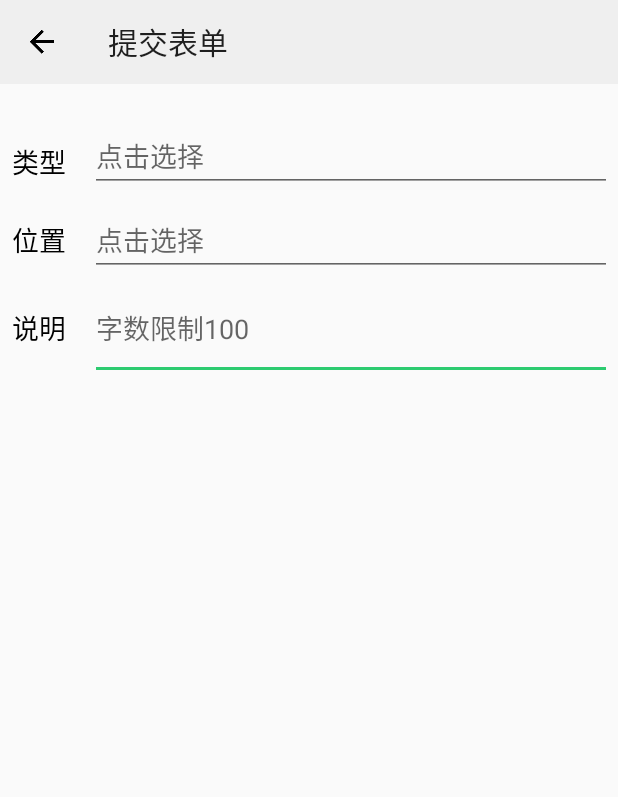
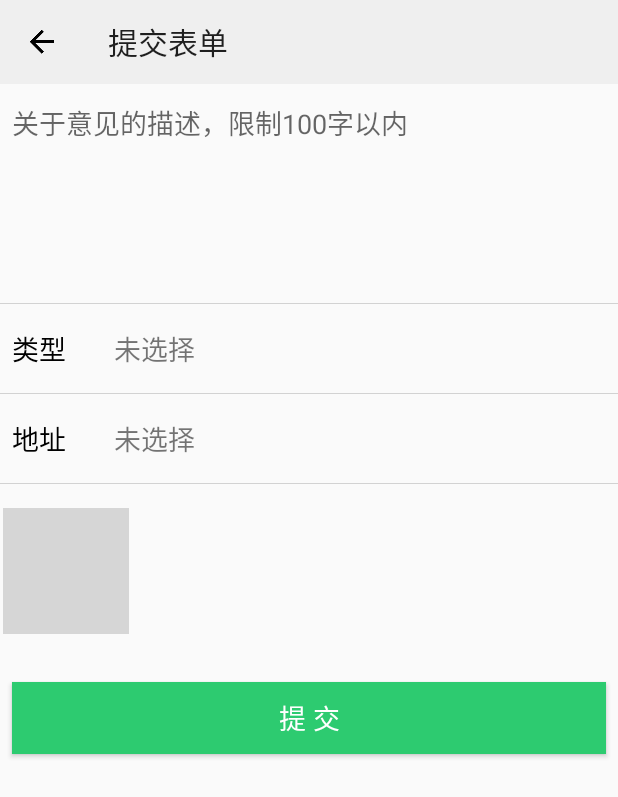
Before and after one commit to aaa205/MOCS, an Android app: the FormActivity screen opened directly, with no data from a screen before it, on a phone screen of 412 x 824 dp. Shown: the top 797 px of the screen. Run offline under Robolectric (Android 15) with nearby library versions, the phone set to English and light mode, and no system bars; our stand-ins replace ButterKnife; pictures from the network do not load; grey boxes are pictures that could not be loaded.

Commit message:
美化了提交表单界面

```diff
--- a/app/build.gradle
+++ b/app/build.gradle
@@ -58,4 +58,5 @@ dependencies {
     implementation files('libs/open_sdk_r6019_lite.jar')
     implementation 'com.squareup.okhttp3:okhttp:4.0.1'
     implementation 'com.android.support:gridlayout-v7:28.0.0'
+
 }
--- a/app/src/main/java/com/mocs/login/controller/LoginActivity.java
+++ b/app/src/main/java/com/mocs/login/controller/LoginActivity.java
@@ -141,7 +141,7 @@ public class LoginActivity extends AppCompatActivity {
                                 user.setId(id);
                                 user.setNickname(nickName);
                                 user.setAccessToken(accessToken);
-                                intent.putExtra("local_user",user);//传入用户信息
+                                intent.putExtra("local_user",user);//传入用户类
                                 startActivity(intent);
                                 setLoadingBarVisibility(false);
                                 finish();
--- /dev/null
+++ b/app/src/main/java/com/mocs/record/adapter/ImageGridAdapter.java
@@ -0,0 +1,102 @@
+package com.mocs.record.adapter;
+
+import android.content.Context;
+import android.view.LayoutInflater;
+import android.view.View;
+import android.view.ViewGroup;
+import android.widget.BaseAdapter;
+import android.widget.ImageView;
+
+import com.bumptech.glide.Glide;
+import com.mocs.R;
+
+import java.util.List;
+
+/**
+ * FormActivity中展示图片的适配器
+ */
+public class ImageGridAdapter extends BaseAdapter {
+    private Context mContext;
+    private List<String> mPathList;
+    private LayoutInflater mInflater;
+    private int mMaxSelected;//最大可选择数
+
+    public ImageGridAdapter(Context Context, List<String> pathList,int MaxSelected) {
+        this.mContext =Context;
+        this.mMaxSelected = MaxSelected;
+        this.mPathList=pathList;
+        mInflater=LayoutInflater.from(mContext);
+    }
+
+    /**
+     * 当图片没满时要多1显示加号，满了后不显示加号
+     * @return
+     */
+    @Override
+    public int getCount() {
+        int count= mPathList ==null?1: mPathList.size()+1;
+        if (count>mMaxSelected)
+            return mPathList.size();
+        else
+            return count;
+    }
+
+    /**
+     * 返回指定图片的url
+     * @param i
+     * @return
+     */
+    @Override
+    public String getItem(int i) {
+        return mPathList.get(i);
+    }
+
+    @Override
+    public long getItemId(int i) {
+        return i;
+    }
+
+    /**
+     * 加载图片
+     * @param i
+     * @param view
+     * @param viewGroup
+     * @return
+     */
+    @Override
+    public View getView(int i, View view, ViewGroup viewGroup) {
+        view=mInflater.inflate(R.layout.item_image_grid,viewGroup,false);
+        ImageView imageView=view.findViewById(R.id.item_img_grid);
+        if (i< mPathList.size()){
+            //+号前的图
+            String imgUrl= mPathList.get(i);
+            Glide.with(mContext).load(imgUrl).into(imageView);
+        }else
+            imageView.setImageResource(R.drawable.ic_add_box_grey_400_48dp);
+        return view;
+    }
+
+    /**
+     * 还能添加多少图
+     * @return
+     */
+    public int getRemainder(){
+        return mMaxSelected- mPathList.size();
+    }
+
+    public int getMaxSelected() {
+        return mMaxSelected;
+    }
+
+    public void setMaxSelected(int MaxSelected) {
+        this.mMaxSelected = MaxSelected;
+    }
+
+    public List<String> getPathList() {
+        return mPathList;
+    }
+
+    public void setPathList(List<String> PathList) {
+        this.mPathList = PathList;
+    }
+}
--- a/app/src/main/java/com/mocs/record/adapter/RecordAdapter.java
+++ b/app/src/main/java/com/mocs/record/adapter/RecordAdapter.java
@@ -1,6 +1,5 @@
 package com.mocs.record.adapter;
 
-import android.content.Context;
 import android.support.annotation.NonNull;
 import android.support.v7.widget.RecyclerView;
 import android.view.LayoutInflater;
--- a/app/src/main/java/com/mocs/record/controller/FormActivity.java
+++ b/app/src/main/java/com/mocs/record/controller/FormActivity.java
@@ -2,14 +2,79 @@ package com.mocs.record.controller;
 
 import android.support.v7.app.AppCompatActivity;
 import android.os.Bundle;
+import android.widget.Button;
+import android.widget.EditText;
+import android.widget.GridLayout;
+import android.widget.GridView;
+import android.widget.LinearLayout;
+import android.widget.TextView;
+import android.widget.Toast;
+import android.widget.Toolbar;
 
 import com.mocs.R;
+import com.mocs.record.adapter.ImageGridAdapter;
 
+import java.util.ArrayList;
+
+import butterknife.BindView;
+import butterknife.ButterKnife;
+
+/**
+ * 美化了提交表单的界面
+ * 2019-8-7
+ */
 public class FormActivity extends AppCompatActivity {
+    @BindView(R.id.toolbar_form)
+    Toolbar toolbar;
+    @BindView(R.id.layout_address)
+    LinearLayout layoutAddress;//在layout里注册点击事件，点击事件修改对应的text
+    @BindView(R.id.text_address)
+    TextView textAddress;
+    @BindView(R.id.layout_type)
+    LinearLayout layoutType;
+    @BindView(R.id.text_type)
+    TextView textType;
+
+    @BindView(R.id.form_grid)
+    GridView gridView;
+    @BindView(R.id.but_submit)
+    Button butSubmit;
+    private ImageGridAdapter mGridAdapter;
+    private ArrayList<String> mPathList;//图片路径集合
 
     @Override
     protected void onCreate(Bundle savedInstanceState) {
         super.onCreate(savedInstanceState);
         setContentView(R.layout.activity_form);
+        ButterKnife.bind(this);
+        mPathList = new ArrayList<>();
+        initView();
+    }
+
+    /**
+     * 初始化照片网格
+     */
+    private void initGridView() {
+        mGridAdapter = new ImageGridAdapter(this, mPathList, 6);//最多选择6张
+        gridView.setAdapter(mGridAdapter);
+        gridView.setOnItemClickListener((adapterView, view, i, l) -> {
+            if (i == adapterView.getChildCount() - 1) {//如果点击当前最后一张图
+                if (mPathList.size() == mGridAdapter.getMaxSelected()) {
+                    //如果当前图片已选满，查看大图
+                    Toast.makeText(this, "click i see raw", Toast.LENGTH_SHORT).show();
+                } else
+                    //如果图片没选满，则继续添加
+                    Toast.makeText(this, "remain " + (mGridAdapter.getMaxSelected() - mPathList.size()), Toast.LENGTH_SHORT).show();
+            } else
+                Toast.makeText(this, "click i see raw", Toast.LENGTH_SHORT).show();
+        });
+    }
+
+    /**
+     * 初始化View
+     */
+    private void initView(){
+        toolbar.setNavigationOnClickListener((v)->finish());
+        initGridView();
     }
 }
--- a/app/src/main/res/layout/activity_form.xml
+++ b/app/src/main/res/layout/activity_form.xml
@@ -1,93 +1,135 @@
 <?xml version="1.0" encoding="utf-8"?>
-<android.support.constraint.ConstraintLayout xmlns:android="http://schemas.android.com/apk/res/android"
+<LinearLayout xmlns:android="http://schemas.android.com/apk/res/android"
     xmlns:app="http://schemas.android.com/apk/res-auto"
     xmlns:tools="http://schemas.android.com/tools"
     android:layout_width="match_parent"
     android:layout_height="match_parent"
+    android:orientation="vertical"
     tools:context=".record.controller.FormActivity">
 
     <Toolbar
         android:id="@+id/toolbar_form"
-        android:layout_width="0dp"
+        android:layout_width="match_parent"
         android:layout_height="wrap_content"
         android:background="?attr/colorPrimary"
         android:minHeight="?attr/actionBarSize"
         android:navigationIcon="@drawable/ic_arrow_back_black_24dp"
         android:theme="?attr/actionBarTheme"
-        android:title="提交表单"
-        app:layout_constraintEnd_toEndOf="parent"
-        app:layout_constraintStart_toStartOf="parent"
-        app:layout_constraintTop_toTopOf="parent" />
+        android:title="提交表单" />
 
 
-    <android.support.v7.widget.GridLayout
-        android:layout_width="0dp"
+    <EditText
+        android:id="@+id/edit_description"
+        android:layout_width="match_parent"
         android:layout_height="wrap_content"
-        android:layout_marginStart="8dp"
-        android:layout_marginTop="24dp"
-        android:layout_marginEnd="4dp"
-        app:columnCount="7"
-        app:layout_constraintEnd_toEndOf="parent"
-        app:layout_constraintHorizontal_bias="0.0"
-        app:layout_constraintStart_toStartOf="parent"
-        app:layout_constraintTop_toBottomOf="@+id/toolbar_form"
-        app:orientation="horizontal"
-        app:rowCount="5">
-        <!--row0-->
-        <TextView
-            android:layout_marginRight="16dp"
-            android:gravity="center_vertical"
-            android:text="类型"
-            android:textColor="@color/colorPageTitle"
-            android:textSize="18sp"
-            app:layout_columnSpan="3"
-            app:layout_gravity="fill" />
+        android:layout_marginTop="12dp"
+        android:layout_marginHorizontal="8dp"
+        android:background="@null"
+        android:gravity="top|left"
+        android:hint="关于意见的描述，限制100字以内"
+        android:lines="6"
+        android:textSize="18sp" />
 
-        <EditText
-            android:id="@+id/edit_type"
-            android:layout_marginBottom="8dp"
-            android:hint="点击选择"
-            android:focusable="false"
-            android:editable="false"
-            app:layout_columnSpan="4"
-            app:layout_gravity="fill" />
+    <LinearLayout
+        android:id="@+id/layout_type"
+        android:layout_width="match_parent"
+        android:layout_height="wrap_content"
+        android:background="?android:attr/selectableItemBackground"
+        android:clickable="true"
+        android:orientation="vertical">
 
-        <!--row1-->
-        <TextView
-            android:layout_marginRight="16dp"
-            android:gravity="center_vertical"
-            android:text="位置"
-            android:textColor="@color/colorPageTitle"
-            android:textSize="18sp"
-            app:layout_columnSpan="3"
-            app:layout_gravity="fill" />
+        <View
+            android:layout_width="match_parent"
+            android:layout_height="1px"
+            android:background="@color/colorGreyLine" />
 
-        <EditText
-            android:id="@+id/edit_location"
-            android:hint="点击选择"
-            android:focusable="false"
-            android:editable="false"
-            app:layout_columnSpan="4"
-            app:layout_gravity="fill" />
-        <!--row2-->
-        <TextView
-            android:layout_marginRight="16dp"
-            android:gravity="center_vertical"
-            android:text="说明"
-            android:textColor="@color/colorPageTitle"
-            android:textSize="18sp"
-            app:layout_columnSpan="3"
-            app:layout_gravity="fill" />
+        <LinearLayout
+            android:layout_width="match_parent"
+            android:layout_height="wrap_content"
+            android:layout_marginHorizontal="8dp"
+            android:layout_marginVertical="16dp"
+            android:orientation="horizontal">
 
-        <EditText
-            android:id="@+id/edit_description"
-            android:hint="字数限制100"
-            android:maxLines="4"
-            android:lines="2"
-            android:maxLength="100"
-            app:layout_columnSpan="4"
-            app:layout_gravity="fill" />
+            <TextView
+                android:layout_width="wrap_content"
+                android:layout_height="wrap_content"
+                android:layout_marginRight="32dp"
+                android:text="类型"
+                android:textColor="@color/colorPageTitle"
+                android:textSize="18sp" />
 
-    </android.support.v7.widget.GridLayout>
+            <TextView
+                android:id="@+id/text_type"
+                android:layout_width="wrap_content"
+                android:layout_height="wrap_content"
+                android:text="未选择"
+                android:textSize="18sp" />
+        </LinearLayout>
 
-</android.support.constraint.ConstraintLayout>
+    </LinearLayout>
+
+    <LinearLayout
+        android:id="@+id/layout_address"
+        android:layout_width="match_parent"
+        android:layout_height="wrap_content"
+        android:background="?android:attr/selectableItemBackground"
+        android:clickable="true"
+        android:orientation="vertical">
+
+        <View
+            android:layout_width="match_parent"
+            android:layout_height="1px"
+            android:background="@color/colorGreyLine" />
+
+        <LinearLayout
+            android:layout_width="match_parent"
+            android:layout_height="wrap_content"
+            android:layout_marginHorizontal="8dp"
+            android:layout_marginVertical="16dp"
+            android:orientation="horizontal">
+
+            <TextView
+                android:layout_width="wrap_content"
+                android:layout_height="wrap_content"
+                android:layout_marginRight="32dp"
+                android:text="地址"
+                android:textColor="@color/colorPageTitle"
+                android:textSize="18sp" />
+
+            <TextView
+                android:id="@+id/text_address"
+                android:layout_width="wrap_content"
+                android:layout_height="wrap_content"
+                android:text="未选择"
+                android:textSize="18sp" />
+        </LinearLayout>
+
+        <View
+            android:layout_width="match_parent"
+            android:layout_height="1px"
+            android:background="@color/colorGreyLine" />
+    </LinearLayout>
+
+    <GridView
+        android:id="@+id/form_grid"
+        android:layout_width="match_parent"
+        android:layout_height="wrap_content"
+        android:layout_marginHorizontal="2dp"
+        android:layout_marginTop="16dp"
+        android:layout_weight="0"
+        android:horizontalSpacing="2dp"
+        android:numColumns="3"
+        android:verticalSpacing="4dp"></GridView>
+
+    <Button
+        android:id="@+id/but_submit"
+        android:layout_width="match_parent"
+        android:layout_height="wrap_content"
+        android:layout_marginTop="32dp"
+        android:layout_marginHorizontal="8dp"
+        android:background="@color/colorAccent"
+        android:text="提 交"
+        android:textColor="@color/white"
+        android:textSize="18sp" />
+
+</LinearLayout>
--- /dev/null
+++ b/app/src/main/res/layout/item_image_grid.xml
@@ -0,0 +1,6 @@
+<?xml version="1.0" encoding="utf-8"?>
+<ImageView xmlns:android="http://schemas.android.com/apk/res/android"
+    android:id="@+id/item_img_grid"
+    android:layout_width="84dp"
+    android:layout_height="84dp"
+    android:scaleType="centerCrop"></ImageView>
```
Also changed, not shown: app/src/main/AndroidManifest.xml (+6 -3 lines).
